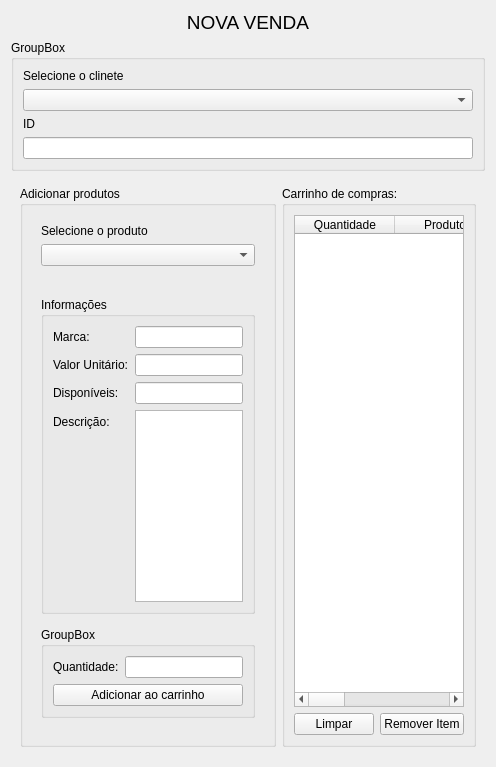
Qt form ui/ui_vendas.ui (mateusangeli/projetoMat-Con) before a commit.
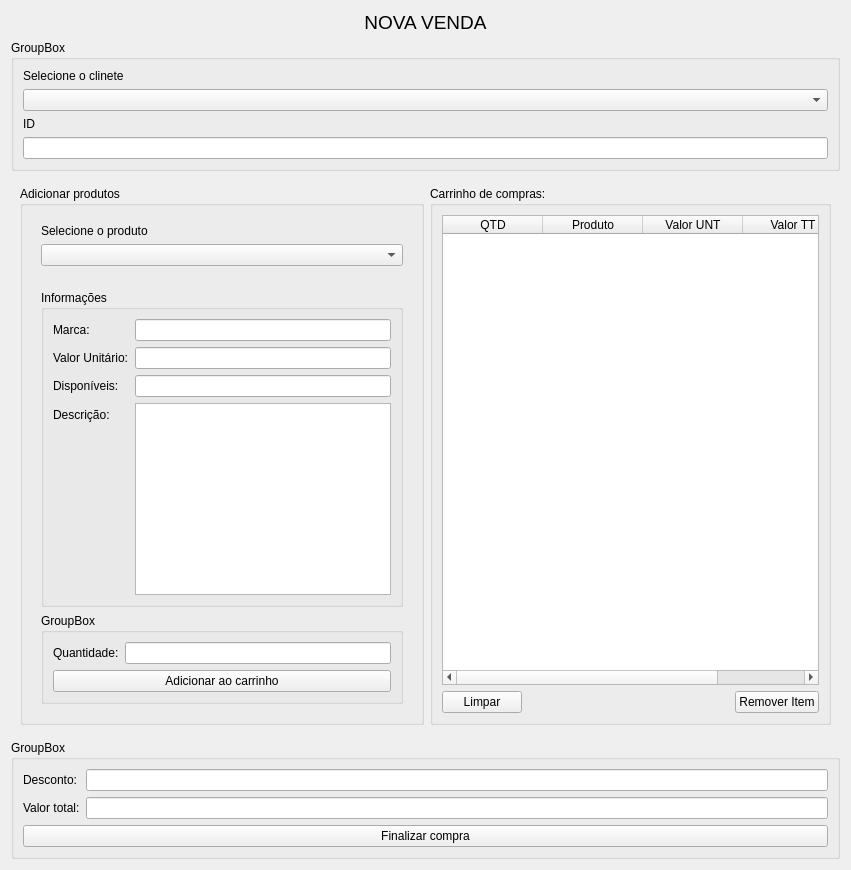
The same form after that commit.

What changed in the file:
```diff
--- a/ui/ui_vendas.ui
+++ b/ui/ui_vendas.ui
@@ -6,8 +6,8 @@
    <rect>
     <x>0</x>
     <y>0</y>
-    <width>496</width>
-    <height>767</height>
+    <width>851</width>
+    <height>839</height>
    </rect>
   </property>
   <property name="windowTitle">
@@ -60,7 +60,11 @@
          <widget class="QComboBox" name="combo_clientes"/>
         </item>
         <item row="5" column="0">
-         <widget class="QLineEdit" name="id_lineEdit"/>
+         <widget class="QLineEdit" name="id_lineEdit">
+          <property name="readOnly">
+           <bool>true</bool>
+          </property>
+         </widget>
         </item>
         <item row="4" column="0">
          <widget class="QLabel" name="label_2">
@@ -136,7 +140,11 @@
                   </widget>
                  </item>
                  <item row="0" column="1">
-                  <widget class="QLineEdit" name="marca"/>
+                  <widget class="QLineEdit" name="marca">
+                   <property name="readOnly">
+                    <bool>true</bool>
+                   </property>
+                  </widget>
                  </item>
                  <item row="1" column="0">
                   <widget class="QLabel" name="label_6">
@@ -146,7 +154,11 @@
                   </widget>
                  </item>
                  <item row="1" column="1">
-                  <widget class="QLineEdit" name="valor"/>
+                  <widget class="QLineEdit" name="valor">
+                   <property name="readOnly">
+                    <bool>true</bool>
+                   </property>
+                  </widget>
                  </item>
                  <item row="2" column="0">
                   <widget class="QLabel" name="label_7">
@@ -156,7 +168,11 @@
                   </widget>
                  </item>
                  <item row="2" column="1">
-                  <widget class="QLineEdit" name="qtd_disp"/>
+                  <widget class="QLineEdit" name="qtd_disp">
+                   <property name="readOnly">
+                    <bool>true</bool>
+                   </property>
+                  </widget>
                  </item>
                  <item row="3" column="0">
                   <widget class="QLabel" name="label_8">
@@ -166,7 +182,11 @@
                   </widget>
                  </item>
                  <item row="3" column="1">
-                  <widget class="QTextEdit" name="desc"/>
+                  <widget class="QTextEdit" name="desc">
+                   <property name="readOnly">
+                    <bool>true</bool>
+                   </property>
+                  </widget>
                  </item>
                 </layout>
                </item>
@@ -225,7 +245,7 @@
           <widget class="QTableWidget" name="tableWidget">
            <column>
             <property name="text">
-             <string>Quantidade</string>
+             <string>QTD</string>
             </property>
            </column>
            <column>
@@ -235,12 +255,12 @@
            </column>
            <column>
             <property name="text">
-             <string>Valor unitário</string>
+             <string>Valor UNT</string>
             </property>
            </column>
            <column>
             <property name="text">
-             <string>Valor Total</string>
+             <string>Valor TT</string>
             </property>
            </column>
           </widget>
@@ -282,6 +302,46 @@
      </layout>
     </widget>
    </item>
+   <item>
+    <widget class="QGroupBox" name="groupBox_6">
+     <property name="title">
+      <string>GroupBox</string>
+     </property>
+     <layout class="QVBoxLayout" name="verticalLayout_9">
+      <item>
+       <layout class="QFormLayout" name="formLayout_5">
+        <item row="0" column="0">
+         <widget class="QLabel" name="label_10">
+          <property name="text">
+           <string>Desconto:</string>
+          </property>
+         </widget>
+        </item>
+        <item row="0" column="1">
+         <widget class="QLineEdit" name="lineEdit"/>
+        </item>
+        <item row="1" column="0">
+         <widget class="QLabel" name="label_11">
+          <property name="text">
+           <string>Valor total:</string>
+          </property>
+         </widget>
+        </item>
+        <item row="1" column="1">
+         <widget class="QLineEdit" name="lineEdit_2"/>
+        </item>
+       </layout>
+      </item>
+      <item>
+       <widget class="QPushButton" name="pushButton">
+        <property name="text">
+         <string>Finalizar compra</string>
+        </property>
+       </widget>
+      </item>
+     </layout>
+    </widget>
+   </item>
   </layout>
  </widget>
  <resources/>
```
